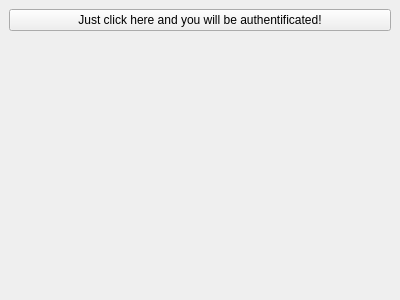
Before: the Qt Designer form client/auth.ui in khram2003/BPKproject, drawn with Qt 5.
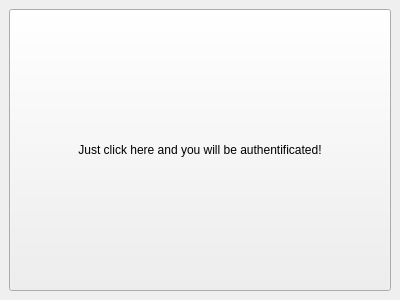
After: the same form once the commit is applied.

```diff
--- a/client/auth.ui
+++ b/client/auth.ui
@@ -20,10 +20,14 @@
     </property>
     <item row="0" column="1">
      <widget class="QPushButton" name="AuthButton">
+      <property name="sizePolicy">
+       <sizepolicy hsizetype="Minimum" vsizetype="Expanding">
+        <horstretch>0</horstretch>
+        <verstretch>0</verstretch>
+       </sizepolicy>
+      </property>
       <property name="font">
-       <font>
-        <family>Segoe UI</family>
-       </font>
+       <font/>
       </property>
       <property name="text">
        <string>Just click here and you will be authentificated!</string>
```
